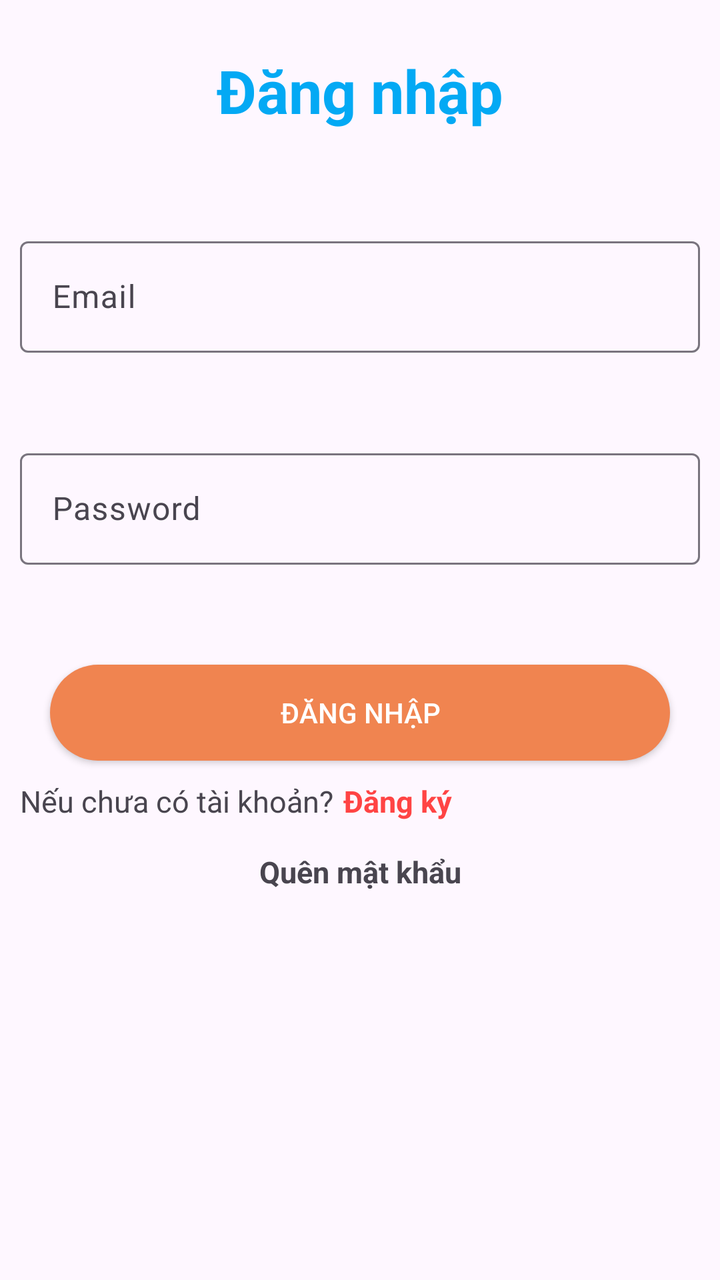
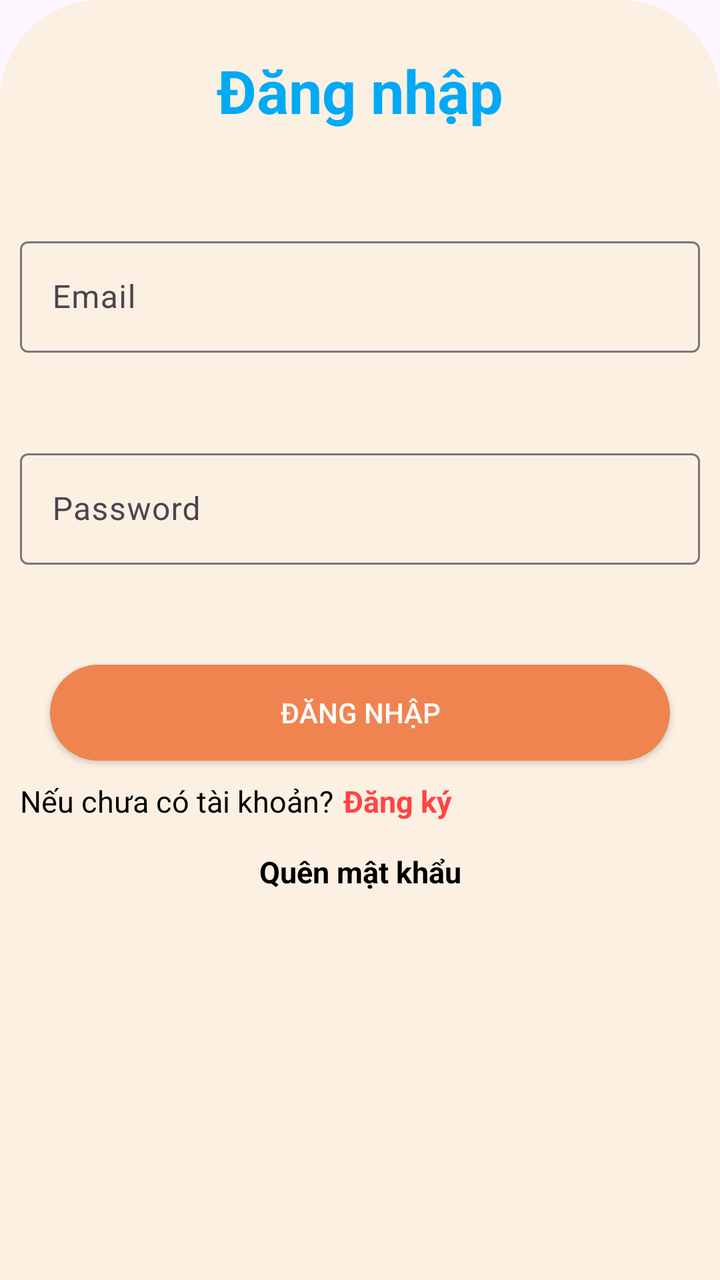

Screens rendered from an Android XML layout before and after an edit, with the pre-edit source and the edit as a unified diff.
<!-- AndroidManifest.xml: application theme Theme.Coffeeshop -->
<!-- res/layout/activity_login.xml -->
<?xml version="1.0" encoding="utf-8"?>
<androidx.constraintlayout.widget.ConstraintLayout
    xmlns:android="http://schemas.android.com/apk/res/android"
    xmlns:app="http://schemas.android.com/apk/res-auto"
    xmlns:tools="http://schemas.android.com/tools"
    android:layout_width="match_parent"
    android:layout_height="match_parent"
    tools:context=".Activity.LoginActivity">

    
    <TextView
        android:id="@+id/txtdangnhap"
        android:layout_width="match_parent"
        android:layout_height="wrap_content"
        android:layout_marginTop="20dp"
        android:padding="5dp"
        android:gravity="center"
        android:text="Đăng nhập"
        android:textColor="#03A9F4"
        android:textSize="30sp"
        android:textStyle="bold"
        app:layout_constraintTop_toTopOf="parent" />

    
    <com.google.android.material.textfield.TextInputLayout
        android:id="@+id/line1"
        style="widget.MaterialComponents.TextInputLayout.OutlinedBox"
        android:layout_width="match_parent"
        android:layout_height="wrap_content"
        android:layout_marginLeft="10dp"
        android:layout_marginRight="10dp"
        android:layout_marginTop="45dp"
        app:layout_constraintTop_toBottomOf="@id/txtdangnhap">

        <com.google.android.material.textfield.TextInputEditText
            android:id="@+id/txtemail"
            android:layout_width="match_parent"
            android:layout_height="wrap_content"
            android:drawablePadding="5dp"
            android:hint="Email"
            android:inputType="textEmailAddress" />
        
    </com.google.android.material.textfield.TextInputLayout>

    
    <com.google.android.material.textfield.TextInputLayout
        android:id="@+id/line2"
        style="widget.MaterialComponents.TextInputLayout.OutlinedBox"
        android:layout_width="match_parent"
        android:layout_height="wrap_content"
        android:layout_marginLeft="10dp"
        android:layout_marginRight="10dp"
        android:layout_marginTop="45dp"
        app:layout_constraintTop_toBottomOf="@id/line1">

        <com.google.android.material.textfield.TextInputEditText
            android:id="@+id/txtpassword"
            android:layout_width="match_parent"
            android:layout_height="wrap_content"
            android:drawablePadding="5dp"
            android:hint="Password"
            android:inputType="textPassword" />
        
    </com.google.android.material.textfield.TextInputLayout>

    
    <androidx.appcompat.widget.AppCompatButton
        android:id="@+id/btnLogin"
        android:layout_width="match_parent"
        android:layout_height="wrap_content"
        android:layout_marginLeft="25dp"
        android:layout_marginRight="25dp"
        android:layout_marginTop="50dp"
        android:text="Đăng nhập"
        android:background="@drawable/orange_bg"
        android:textColor="@android:color/white"
        app:layout_constraintTop_toBottomOf="@id/line2" />

    
    <LinearLayout
        android:id="@+id/line6"
        android:layout_width="match_parent"
        android:layout_height="wrap_content"
        android:layout_marginLeft="10dp"
        android:layout_marginRight="10dp"
        android:layout_marginTop="10dp"
        android:orientation="horizontal"
        app:layout_constraintTop_toBottomOf="@id/btnLogin">

        <TextView
            android:layout_width="wrap_content"
            android:layout_height="wrap_content"
            android:contentDescription="Thông báo nếu chưa có tài khoản"
            android:text="Nếu chưa có tài khoản?"
            android:textSize="15sp"
            tools:ignore="TextSizeCheck" />

        <TextView
            android:id="@+id/txtRegister"
            android:layout_width="wrap_content"
            android:layout_height="wrap_content"
            android:layout_marginLeft="5dp"
            android:contentDescription="Bấm vào đây để đăng ký tài khoản mới"
            android:text="Đăng ký"
            android:textColor="@android:color/holo_red_light"
            android:textSize="15sp"
            android:textStyle="bold"
            tools:ignore="TextSizeCheck" />
    </LinearLayout>

    
    <TextView
        android:id="@+id/txtresetpass"
        android:layout_width="match_parent"
        android:layout_height="wrap_content"
        android:layout_marginTop="15dp"
        android:gravity="center"
        android:text="Quên mật khẩu"
        android:textSize="15sp"
        android:textStyle="bold"
        app:layout_constraintTop_toBottomOf="@id/line6" />

</androidx.constraintlayout.widget.ConstraintLayout>
<!-- resources referenced by this layout -->
<resources>
  <!-- drawable orange_bg (drawable) -->
  <?xml version="1.0" encoding="utf-8"?>
  <selector xmlns:android="http://schemas.android.com/apk/res/android">
      <item>
          <shape android:shape="rectangle">
              <solid android:color="@color/orange"/>
              <corners android:radius="50dp"/>
          </shape>
      </item>
  </selector>
  <style name="Theme.Coffeeshop" parent="Base.Theme.Coffeeshop" />
  <color name="orange">#F08450</color>
  <style name="Base.Theme.Coffeeshop" parent="Theme.Material3.DayNight.NoActionBar">
          
          
      </style>
</resources>

<!-- the commit's change to res/layout/activity_login.xml (unified diff, before → after) -->
@@ -5,6 +5,7 @@
     xmlns:tools="http://schemas.android.com/tools"
     android:layout_width="match_parent"
     android:layout_height="match_parent"
+    android:background="@drawable/cream_top_conrner_bg"
     tools:context=".Activity.LoginActivity">
 
     
@@ -38,6 +39,8 @@
             android:layout_height="wrap_content"
             android:drawablePadding="5dp"
             android:hint="Email"
+            android:textColor="@color/black"
+            android:textColorHint="@color/black"
             android:inputType="textEmailAddress" />
         
     </com.google.android.material.textfield.TextInputLayout>
@@ -58,6 +61,7 @@
             android:layout_width="match_parent"
             android:layout_height="wrap_content"
             android:drawablePadding="5dp"
+            android:textColor="@color/black"
             android:hint="Password"
             android:inputType="textPassword" />
         
@@ -93,6 +97,7 @@
             android:contentDescription="Thông báo nếu chưa có tài khoản"
             android:text="Nếu chưa có tài khoản?"
             android:textSize="15sp"
+            android:textColor="@color/black"
             tools:ignore="TextSizeCheck" />
 
         <TextView
@@ -115,6 +120,7 @@
         android:layout_height="wrap_content"
         android:layout_marginTop="15dp"
         android:gravity="center"
+        android:textColor="@color/black"
         android:text="Quên mật khẩu"
         android:textSize="15sp"
         android:textStyle="bold"
<!-- resource entries referenced after the edit -->
@@ -1,5 +1,17 @@
 <!-- resources referenced by this layout -->
 <resources>
+  <color name="black">#FF000000</color>
+  <!-- drawable cream_top_conrner_bg (drawable) -->
+  <?xml version="1.0" encoding="utf-8"?>
+  <selector xmlns:android="http://schemas.android.com/apk/res/android">
+      <item>
+          <shape android:shape="rectangle">
+              <corners android:topLeftRadius="50dp" android:topRightRadius="50dp"/>
+              <solid android:color="@color/lightCream"/>
+  
+          </shape>
+      </item>
+  </selector>
   <!-- drawable orange_bg (drawable) -->
   <?xml version="1.0" encoding="utf-8"?>
   <selector xmlns:android="http://schemas.android.com/apk/res/android">
@@ -11,6 +23,7 @@
       </item>
   </selector>
   <style name="Theme.Coffeeshop" parent="Base.Theme.Coffeeshop" />
+  <color name="lightCream">#FCF0E2</color>
   <color name="orange">#F08450</color>
   <style name="Base.Theme.Coffeeshop" parent="Theme.Material3.DayNight.NoActionBar">
           
